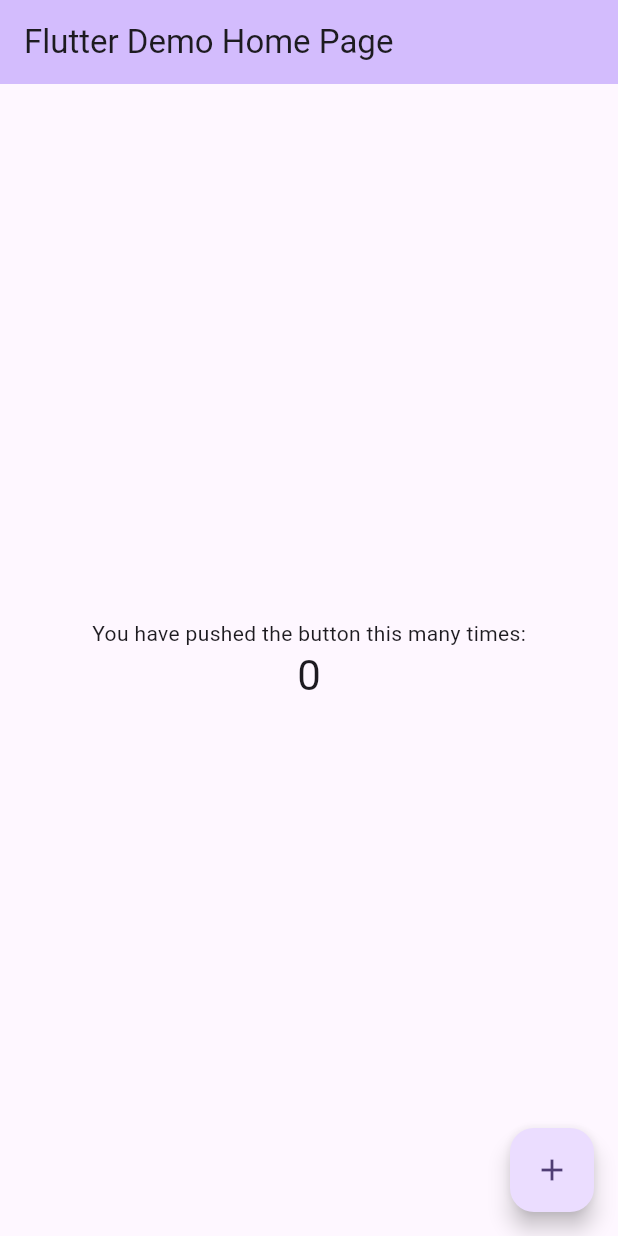
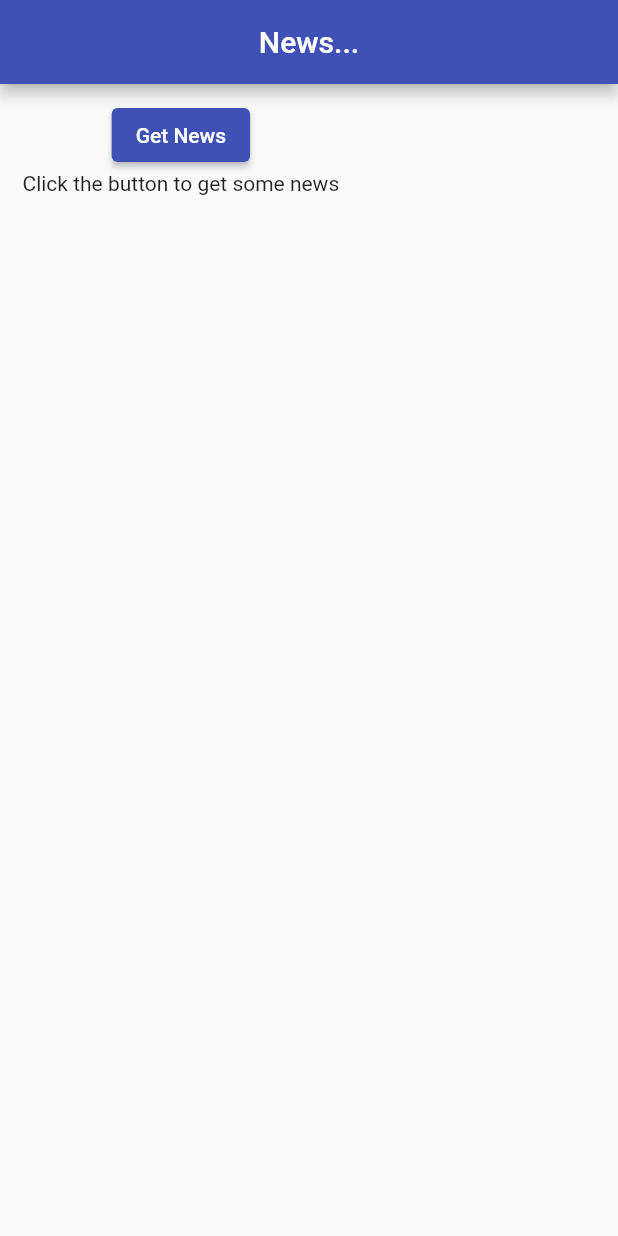
Before and after one commit to J-A-Christopher/news, a Flutter app: the screen it shows after launch, on a phone screen of 412 x 824 dp. Run offline on Flutter 3.47's test engine with Material 2 defaults, Android fonts, the phone set to English and light mode, and no system bars; our stand-ins replace bloc, dartz, equatable, flutter_bloc.

```diff
--- /dev/null
+++ b/lib/0_Data/models/news_model.dart
@@ -0,0 +1,94 @@
+class News {
+  String? status;
+  int? totalResults;
+  List<Articles>? articles;
+
+  News({this.status, this.totalResults, this.articles});
+
+  News.fromJson(Map<String, dynamic> json) {
+    status = json['status'];
+    totalResults = json['totalResults'];
+    if (json['articles'] != null) {
+      articles = <Articles>[];
+      json['articles'].forEach((v) {
+        articles!.add(Articles.fromJson(v));
+      });
+    }
+  }
+
+  Map<String, dynamic> toJson() {
+    final Map<String, dynamic> data = <String, dynamic>{};
+    data['status'] = status;
+    data['totalResults'] = totalResults;
+    if (articles != null) {
+      data['articles'] = articles!.map((v) => v.toJson()).toList();
+    }
+    return data;
+  }
+}
+
+class Articles {
+  Source? source;
+  String? author;
+  String? title;
+  String? description;
+  String? url;
+  String? urlToImage;
+  String? publishedAt;
+  String? content;
+
+  Articles(
+      {this.source,
+      this.author,
+      this.title,
+      this.description,
+      this.url,
+      this.urlToImage,
+      this.publishedAt,
+      this.content});
+
+  Articles.fromJson(Map<String, dynamic> json) {
+    source = json['source'] != null ? Source.fromJson(json['source']) : null;
+    author = json['author'];
+    title = json['title'];
+    description = json['description'];
+    url = json['url'];
+    urlToImage = json['urlToImage'];
+    publishedAt = json['publishedAt'];
+    content = json['content'];
+  }
+
+  Map<String, dynamic> toJson() {
+    final Map<String, dynamic> data = <String, dynamic>{};
+    if (source != null) {
+      data['source'] = source!.toJson();
+    }
+    data['author'] = author;
+    data['title'] = title;
+    data['description'] = description;
+    data['url'] = url;
+    data['urlToImage'] = urlToImage;
+    data['publishedAt'] = publishedAt;
+    data['content'] = content;
+    return data;
+  }
+}
+
+class Source {
+  String? id;
+  String? name;
+
+  Source({this.id, this.name});
+
+  Source.fromJson(Map<String, dynamic> json) {
+    id = json['id'];
+    name = json['name'];
+  }
+
+  Map<String, dynamic> toJson() {
+    final Map<String, dynamic> data = <String, dynamic>{};
+    data['id'] = id;
+    data['name'] = name;
+    return data;
+  }
+}
--- /dev/null
+++ b/lib/1_Domain/failure/failure.dart
@@ -0,0 +1,5 @@
+abstract class Failure {}
+
+class ServerFailure extends Failure {}
+
+class GeneralFailure extends Failure {}
--- /dev/null
+++ b/lib/2_Prsesntation/bloc/news_bloc.dart
@@ -0,0 +1,40 @@
+import 'package:bloc/bloc.dart';
+import 'package:equatable/equatable.dart';
+import 'package:meta/meta.dart';
+import 'package:news/1_Domain/entities/news_entity.dart';
+import 'package:news/1_Domain/failure/failure.dart';
+import 'package:news/1_Domain/usecases/news_usecase.dart';
+
+part 'news_event.dart';
+part 'news_state.dart';
+
+const serverFailure = 'Server failure try again later';
+const generalFailure = 'Something went wrong. Try again..';
+const defaultMessage = 'Oops something went wrong.';
+
+class NewsBloc extends Bloc<NewsEvent, NewsState> {
+  NewsBloc() : super(NewsInitial()) {
+    final NewsUseCases newsUseCases = NewsUseCases();
+    on<GetNews>(
+      (event, emit) async {
+        emit(NewsInitial());
+        emit(NewsLoading());
+        String _mapStringToFailure(Failure failure) {
+          switch (failure.runtimeType) {
+            case ServerFailure:
+              return serverFailure;
+            case GeneralFailure:
+              return generalFailure;
+            default:
+              return defaultMessage;
+          }
+        }
+
+        final newsData = await newsUseCases.getnewsData();
+        newsData.fold(
+            (failure) => emit(NewsError(error: _mapStringToFailure(failure))),
+            (news) => emit(NewsLoaded(result: news.description)));
+      },
+    );
+  }
+}
--- /dev/null
+++ b/lib/2_Prsesntation/bloc/news_event.dart
@@ -0,0 +1,9 @@
+part of 'news_bloc.dart';
+
+@immutable
+abstract class NewsEvent extends Equatable {
+  @override
+  List<Object?> get props => [];
+}
+
+class GetNews extends NewsEvent {}
--- /dev/null
+++ b/lib/2_Prsesntation/bloc/news_state.dart
@@ -0,0 +1,25 @@
+part of 'news_bloc.dart';
+
+@immutable
+abstract class NewsState extends Equatable {
+  @override
+  List<Object?> get props => [];
+}
+
+class NewsInitial extends NewsState {}
+
+class NewsLoading extends NewsState {}
+
+class NewsLoaded extends NewsState {
+  final result;
+  NewsLoaded({required this.result});
+  @override
+  List<Object?> get props => [result];
+}
+
+class NewsError extends NewsState {
+  final String error;
+  NewsError({required this.error});
+  @override
+  List<Object?> get props => [error];
+}
--- /dev/null
+++ b/lib/2_Prsesntation/pages/homepage/homepage.dart
@@ -0,0 +1,53 @@
+import 'package:flutter/material.dart';
+import 'package:flutter_bloc/flutter_bloc.dart';
+import 'package:news/2_Prsesntation/bloc/news_bloc.dart';
+import 'package:news/2_Prsesntation/pages/homepage/widgets/error_message.dart';
+
+class HomePageWrapper extends StatelessWidget {
+  const HomePageWrapper({super.key});
+
+  @override
+  Widget build(BuildContext context) {
+    return BlocProvider(
+      create: (context) => NewsBloc(),
+      child: const HomePage(),
+    );
+  }
+}
+
+class HomePage extends StatelessWidget {
+  const HomePage({super.key});
+
+  @override
+  Widget build(BuildContext context) {
+    return Scaffold(
+        appBar: AppBar(
+          title: const Text('News...'),
+          centerTitle: true,
+        ),
+        body: Padding(
+          padding: const EdgeInsets.symmetric(horizontal: 15.0, vertical: 10),
+          child: Column(
+            children: [
+              ElevatedButton(
+                  onPressed: () {
+                    BlocProvider.of<NewsBloc>(context).add(GetNews());
+                  },
+                  child: const Text('Get News')),
+              BlocBuilder<NewsBloc, NewsState>(builder: (context, state) {
+                if (state is NewsInitial) {
+                  return const Text('Click the button to get some news');
+                } else if (state is NewsLoading) {
+                  return const CircularProgressIndicator();
+                } else if (state is NewsLoaded) {
+                  return Text(state.result);
+                } else if (state is NewsError) {
+                  return ErrorMessage(message: state.error);
+                }
+                return const SizedBox.shrink();
+              }),
+            ],
+          ),
+        ));
+  }
+}
--- a/lib/main.dart
+++ b/lib/main.dart
@@ -1,4 +1,5 @@
 import 'package:flutter/material.dart';
+import 'package:news/2_Prsesntation/pages/homepage/homepage.dart';
 
 void main() {
   runApp(const MyApp());
@@ -7,119 +8,15 @@ void main() {
 class MyApp extends StatelessWidget {
   const MyApp({super.key});
 
-  // This widget is the root of your application.
   @override
   Widget build(BuildContext context) {
+    final theme = ThemeData();
     return MaterialApp(
-      title: 'Flutter Demo',
-      theme: ThemeData(
-        // This is the theme of your application.
-        //
-        // TRY THIS: Try running your application with "flutter run". You'll see
-        // the application has a blue toolbar. Then, without quitting the app,
-        // try changing the seedColor in the colorScheme below to Colors.green
-        // and then invoke "hot reload" (save your changes or press the "hot
-        // reload" button in a Flutter-supported IDE, or press "r" if you used
-        // the command line to start the app).
-        //
-        // Notice that the counter didn't reset back to zero; the application
-        // state is not lost during the reload. To reset the state, use hot
-        // restart instead.
-        //
-        // This works for code too, not just values: Most code changes can be
-        // tested with just a hot reload.
-        colorScheme: ColorScheme.fromSeed(seedColor: Colors.deepPurple),
-        useMaterial3: true,
-      ),
-      home: const MyHomePage(title: 'Flutter Demo Home Page'),
+      theme: theme.copyWith(
+          colorScheme: theme.colorScheme.copyWith(
+              primary: Colors.indigo, secondary: Colors.indigoAccent)),
+      debugShowCheckedModeBanner: false,
+      home: const HomePageWrapper(),
     );
   }
 }
-
-class MyHomePage extends StatefulWidget {
-  const MyHomePage({super.key, required this.title});
-
-  // This widget is the home page of your application. It is stateful, meaning
-  // that it has a State object (defined below) that contains fields that affect
-  // how it looks.
-
-  // This class is the configuration for the state. It holds the values (in this
-  // case the title) provided by the parent (in this case the App widget) and
-  // used by the build method of the State. Fields in a Widget subclass are
-  // always marked "final".
-
-  final String title;
-
-  @override
-  State<MyHomePage> createState() => _MyHomePageState();
-}
-
-class _MyHomePageState extends State<MyHomePage> {
-  int _counter = 0;
-
-  void _incrementCounter() {
-    setState(() {
-      // This call to setState tells the Flutter framework that something has
-      // changed in this State, which causes it to rerun the build method below
-      // so that the display can reflect the updated values. If we changed
-      // _counter without calling setState(), then the build method would not be
-      // called again, and so nothing would appear to happen.
-      _counter++;
-    });
-  }
-
-  @override
-  Widget build(BuildContext context) {
-    // This method is rerun every time setState is called, for instance as done
-    // by the _incrementCounter method above.
-    //
-    // The Flutter framework has been optimized to make rerunning build methods
-    // fast, so that you can just rebuild anything that needs updating rather
-    // than having to individually change instances of widgets.
-    return Scaffold(
-      appBar: AppBar(
-        // TRY THIS: Try changing the color here to a specific color (to
-        // Colors.amber, perhaps?) and trigger a hot reload to see the AppBar
-        // change color while the other colors stay the same.
-        backgroundColor: Theme.of(context).colorScheme.inversePrimary,
-        // Here we take the value from the MyHomePage object that was created by
-        // the App.build method, and use it to set our appbar title.
-        title: Text(widget.title),
-      ),
-      body: Center(
-        // Center is a layout widget. It takes a single child and positions it
-        // in the middle of the parent.
-        child: Column(
-          // Column is also a layout widget. It takes a list of children and
-          // arranges them vertically. By default, it sizes itself to fit its
-          // children horizontally, and tries to be as tall as its parent.
-          //
-          // Column has various properties to control how it sizes itself and
-          // how it positions its children. Here we use mainAxisAlignment to
-          // center the children vertically; the main axis here is the vertical
-          // axis because Columns are vertical (the cross axis would be
-          // horizontal).
-          //
-          // TRY THIS: Invoke "debug painting" (choose the "Toggle Debug Paint"
-          // action in the IDE, or press "p" in the console), to see the
-          // wireframe for each widget.
-          mainAxisAlignment: MainAxisAlignment.center,
-          children: <Widget>[
-            const Text(
-              'You have pushed the button this many times:',
-            ),
-            Text(
-              '$_counter',
-              style: Theme.of(context).textTheme.headlineMedium,
-            ),
-          ],
-        ),
-      ),
-      floatingActionButton: FloatingActionButton(
-        onPressed: _incrementCounter,
-        tooltip: 'Increment',
-        child: const Icon(Icons.add),
-      ), // This trailing comma makes auto-formatting nicer for build methods.
-    );
-  }
-}
```
Also changed, not shown: lib/1_Domain/entities/news_entity.dart (added, +36 -0 lines), lib/1_Domain/repositories/news_repo.dart (added, +7 -0 lines), lib/1_Domain/usecases/news_usecase.dart (added, +19 -0 lines), lib/2_Prsesntation/pages/homepage/widgets/error_message.dart (added, +23 -0 lines), pubspec.yaml (+5 -4 lines), pubspec.lock.
